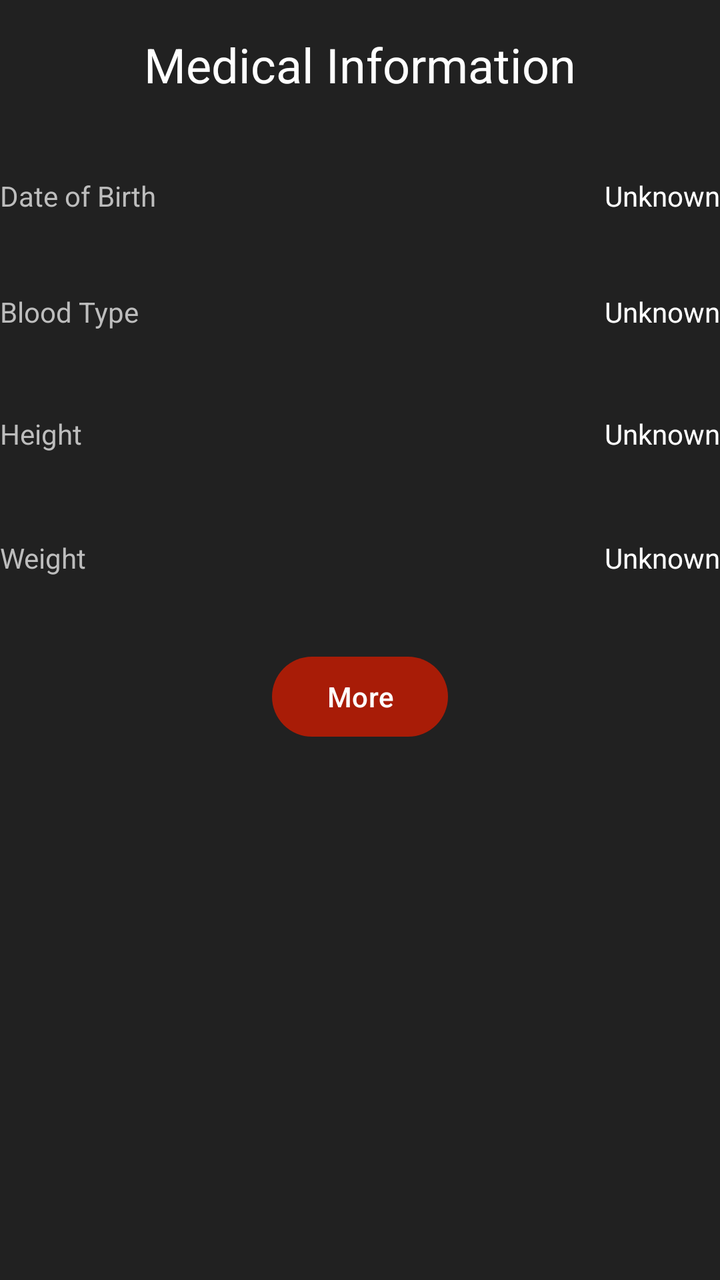
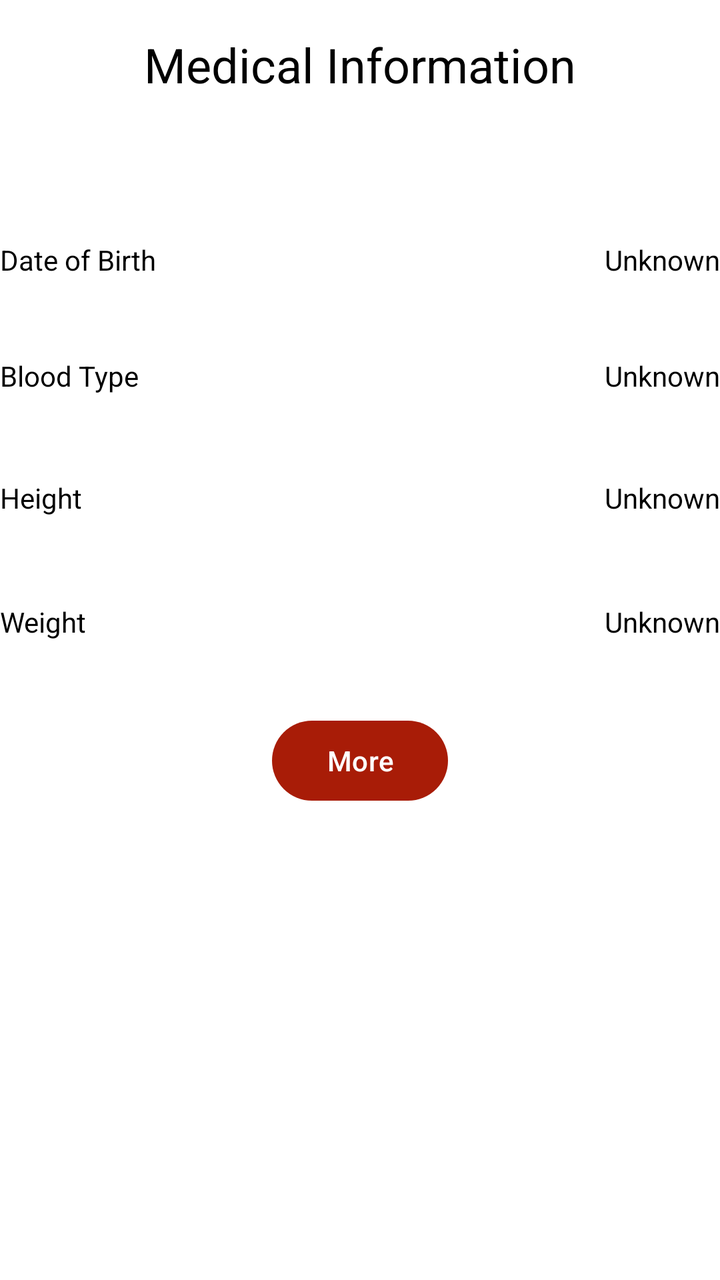

Screens rendered from an Android XML layout before and after an edit, with the pre-edit source and the edit as a unified diff.
<!-- AndroidManifest.xml: application theme Theme.SafetyNova -->
<!-- res/layout/activity_medical.xml -->
<?xml version="1.0" encoding="utf-8"?>
<androidx.constraintlayout.widget.ConstraintLayout
    xmlns:android="http://schemas.android.com/apk/res/android"
    xmlns:app="http://schemas.android.com/apk/res-auto"
    xmlns:tools="http://schemas.android.com/tools"
    android:layout_width="match_parent"
    android:layout_height="match_parent"
    android:background="#212121"
    tools:context=".Medical">

    
    <LinearLayout
        android:id="@+id/profile_section"
        android:layout_width="match_parent"
        android:layout_height="wrap_content"
        android:orientation="vertical"
        android:padding="16dp"
        app:layout_constraintTop_toTopOf="parent"
        app:layout_constraintStart_toStartOf="parent"
        app:layout_constraintEnd_toEndOf="parent">

        <TextView
            android:id="@+id/profileTitle"
            android:layout_width="wrap_content"
            android:layout_height="wrap_content"
            android:layout_gravity="center"
            android:text="Medical Information"
            android:textColor="#FFFFFF"
            android:textSize="24sp" />
    </LinearLayout>

    
    <LinearLayout
        android:layout_width="match_parent"
        android:layout_height="wrap_content"
        android:orientation="vertical"
        android:paddingTop="16dp"
        app:layout_constraintTop_toBottomOf="@id/profile_section"
        app:layout_constraintStart_toStartOf="parent"
        app:layout_constraintEnd_toEndOf="parent">

        
        <LinearLayout
            android:layout_width="match_parent"
            android:layout_height="58dp"
            android:clickable="true"
            android:focusable="true"
            android:paddingVertical="8dp">

            <TextView
                android:layout_width="345dp"
                android:layout_height="47dp"
                android:layout_weight="1"
                android:text="Date of Birth"
                android:textColor="#BDBDBD" />

            <TextView
                android:id="@+id/dob"
                android:layout_width="wrap_content"
                android:layout_height="wrap_content"
                android:text="Unknown"
                android:textColor="#FFFFFF" />
        </LinearLayout>

        
        <LinearLayout
            android:layout_width="match_parent"
            android:layout_height="wrap_content"
            android:paddingVertical="8dp"
            android:clickable="true"
            android:focusable="true">

            <TextView
                android:layout_width="0dp"
                android:layout_height="45dp"
                android:layout_weight="1"
                android:text="Blood Type"
                android:textColor="#BDBDBD" />

            <TextView
                android:id="@+id/blood_type"
                android:layout_width="wrap_content"
                android:layout_height="wrap_content"
                android:text="Unknown"
                android:textColor="#FFFFFF" />
        </LinearLayout>

        
        <LinearLayout
            android:layout_width="match_parent"
            android:layout_height="wrap_content"
            android:paddingVertical="8dp"
            android:clickable="true"
            android:focusable="true">

            <TextView
                android:layout_width="0dp"
                android:layout_height="46dp"
                android:layout_weight="1"
                android:text="Height"
                android:textColor="#BDBDBD" />

            <TextView
                android:id="@+id/height"
                android:layout_width="wrap_content"
                android:layout_height="wrap_content"
                android:text="Unknown"
                android:textColor="#FFFFFF" />
        </LinearLayout>

        
        <LinearLayout
            android:layout_width="match_parent"
            android:layout_height="wrap_content"
            android:paddingVertical="8dp"
            android:clickable="true"
            android:focusable="true">

            <TextView
                android:layout_width="0dp"
                android:layout_height="47dp"
                android:layout_weight="1"
                android:text="Weight"
                android:textColor="#BDBDBD" />

            <TextView
                android:id="@+id/weight"
                android:layout_width="wrap_content"
                android:layout_height="wrap_content"
                android:text="Unknown"
                android:textColor="#FFFFFF" />
        </LinearLayout>

        

        
        <Button
            android:id="@+id/moreButton"
            android:layout_width="wrap_content"
            android:layout_height="wrap_content"
            android:text="More"
            android:textColor="#FFFFFF"
            android:layout_gravity="center" />
    </LinearLayout>

    
    <LinearLayout
        android:id="@+id/extendedSection"
        android:layout_width="match_parent"
        android:layout_height="wrap_content"
        android:orientation="vertical"
        android:visibility="gone"
        android:paddingTop="16dp"
        app:layout_constraintTop_toBottomOf="@id/profile_section"
        app:layout_constraintStart_toStartOf="parent"
        app:layout_constraintEnd_toEndOf="parent">

        
        <LinearLayout
            android:layout_width="match_parent"
            android:layout_height="wrap_content"
            android:paddingVertical="8dp"
            android:clickable="true"
            android:focusable="true">

            <TextView
                android:layout_width="0dp"
                android:layout_height="wrap_content"
                android:layout_weight="1"
                android:text="Allergies"
                android:textColor="#BDBDBD" />

            <TextView
                android:id="@+id/allergies"
                android:layout_width="wrap_content"
                android:layout_height="wrap_content"
                android:text="Unknown"
                android:textColor="#FFFFFF" />
        </LinearLayout>

        <LinearLayout
            android:layout_width="match_parent"
            android:layout_height="wrap_content"
            android:paddingVertical="8dp"
            android:clickable="true"
            android:focusable="true">

            <TextView
                android:layout_width="0dp"
                android:layout_height="wrap_content"
                android:layout_weight="1"
                android:text="Pregnancy Status"
                android:textColor="#BDBDBD" />

            <TextView
                android:id="@+id/pregnancy_status"
                android:layout_width="wrap_content"
                android:layout_height="wrap_content"
                android:text="Unknown"
                android:textColor="#FFFFFF" />
        </LinearLayout>

        <LinearLayout
            android:layout_width="match_parent"
            android:layout_height="wrap_content"
            android:paddingVertical="8dp"
            android:clickable="true"
            android:focusable="true">

            <TextView
                android:layout_width="0dp"
                android:layout_height="wrap_content"
                android:layout_weight="1"
                android:text="Medications"
                android:textColor="#BDBDBD" />

            <TextView
                android:id="@+id/medications"
                android:layout_width="wrap_content"
                android:layout_height="wrap_content"
                android:text="Unknown"
                android:textColor="#FFFFFF" />
        </LinearLayout>

        <LinearLayout
            android:layout_width="match_parent"
            android:layout_height="wrap_content"
            android:paddingVertical="8dp"
            android:clickable="true"
            android:focusable="true">

            <TextView
                android:layout_width="0dp"
                android:layout_height="wrap_content"
                android:layout_weight="1"
                android:text="Address"
                android:textColor="#BDBDBD" />

            <TextView
                android:id="@+id/address"
                android:layout_width="wrap_content"
                android:layout_height="wrap_content"
                android:text="Unknown"
                android:textColor="#FFFFFF" />
        </LinearLayout>

        <LinearLayout
            android:layout_width="match_parent"
            android:layout_height="wrap_content"
            android:paddingVertical="8dp"
            android:clickable="true"
            android:focusable="true">

            <TextView
                android:layout_width="0dp"
                android:layout_height="wrap_content"
                android:layout_weight="1"
                android:text="Medical Notes"
                android:textColor="#BDBDBD" />

            <TextView
                android:id="@+id/medical_notes"
                android:layout_width="wrap_content"
                android:layout_height="wrap_content"
                android:text="Unknown"
                android:textColor="#FFFFFF" />
        </LinearLayout>

        <LinearLayout
            android:layout_width="match_parent"
            android:layout_height="wrap_content"
            android:paddingVertical="8dp"
            android:clickable="true"
            android:focusable="true">

            <TextView
                android:layout_width="0dp"
                android:layout_height="wrap_content"
                android:layout_weight="1"
                android:text="Organ Donor Status"
                android:textColor="#BDBDBD" />

            <TextView
                android:id="@+id/organ_donor"
                android:layout_width="wrap_content"
                android:layout_height="wrap_content"
                android:text="Unknown"
                android:textColor="#FFFFFF" />
        </LinearLayout>
    </LinearLayout>
</androidx.constraintlayout.widget.ConstraintLayout>
<!-- resources referenced by this layout -->
<resources>
  <style name="Theme.SafetyNova" parent="Base.Theme.SafetyNova" />
  <style name="Base.Theme.SafetyNova" parent="Theme.Material3.DayNight.NoActionBar">
          <item name="colorPrimary">@color/red</item>
          <item name="colorPrimaryContainer">@color/red</item>
      </style>
  <color name="red">#a81c07</color>
</resources>

<!-- the commit's change to res/layout/activity_medical.xml (unified diff, before → after) -->
@@ -5,7 +5,7 @@
     xmlns:tools="http://schemas.android.com/tools"
     android:layout_width="match_parent"
     android:layout_height="match_parent"
-    android:background="#212121"
+    android:background="#FFFFFF"
     tools:context=".Medical">
 
     
@@ -25,19 +25,23 @@
             android:layout_height="wrap_content"
             android:layout_gravity="center"
             android:text="Medical Information"
-            android:textColor="#FFFFFF"
+            android:textColor="@color/black"
             android:textSize="24sp" />
     </LinearLayout>
+
+    
 
     
     <LinearLayout
         android:layout_width="match_parent"
         android:layout_height="wrap_content"
+        android:layout_marginTop="32dp"
         android:orientation="vertical"
         android:paddingTop="16dp"
-        app:layout_constraintTop_toBottomOf="@id/profile_section"
+        app:layout_constraintEnd_toEndOf="parent"
+        app:layout_constraintHorizontal_bias="1.0"
         app:layout_constraintStart_toStartOf="parent"
-        app:layout_constraintEnd_toEndOf="parent">
+        app:layout_constraintTop_toBottomOf="@id/profile_section">
 
         
         <LinearLayout
@@ -52,83 +56,84 @@
                 android:layout_height="47dp"
                 android:layout_weight="1"
                 android:text="Date of Birth"
-                android:textColor="#BDBDBD" />
+
+                android:textColor="@color/black" />
 
             <TextView
                 android:id="@+id/dob"
                 android:layout_width="wrap_content"
                 android:layout_height="wrap_content"
                 android:text="Unknown"
-                android:textColor="#FFFFFF" />
-        </LinearLayout>
-
-        
-        <LinearLayout
-            android:layout_width="match_parent"
-            android:layout_height="wrap_content"
-            android:paddingVertical="8dp"
-            android:clickable="true"
-            android:focusable="true">
+                android:textColor="@color/black" />
+        </LinearLayout>
+
+        
+        <LinearLayout
+            android:layout_width="match_parent"
+            android:layout_height="wrap_content"
+            android:clickable="true"
+            android:focusable="true"
+            android:paddingVertical="8dp">
 
             <TextView
                 android:layout_width="0dp"
                 android:layout_height="45dp"
                 android:layout_weight="1"
                 android:text="Blood Type"
-                android:textColor="#BDBDBD" />
+                android:textColor="@color/black" />
 
             <TextView
                 android:id="@+id/blood_type"
                 android:layout_width="wrap_content"
                 android:layout_height="wrap_content"
                 android:text="Unknown"
-                android:textColor="#FFFFFF" />
-        </LinearLayout>
-
-        
-        <LinearLayout
-            android:layout_width="match_parent"
-            android:layout_height="wrap_content"
-            android:paddingVertical="8dp"
-            android:clickable="true"
-            android:focusable="true">
+                android:textColor="@color/black" />
+        </LinearLayout>
+
+        
+        <LinearLayout
+            android:layout_width="match_parent"
+            android:layout_height="wrap_content"
+            android:clickable="true"
+            android:focusable="true"
+            android:paddingVertical="8dp">
 
             <TextView
                 android:layout_width="0dp"
                 android:layout_height="46dp"
                 android:layout_weight="1"
                 android:text="Height"
-                android:textColor="#BDBDBD" />
+                android:textColor="@color/black" />
 
             <TextView
                 android:id="@+id/height"
                 android:layout_width="wrap_content"
                 android:layout_height="wrap_content"
                 android:text="Unknown"
-                android:textColor="#FFFFFF" />
-        </LinearLayout>
-
-        
-        <LinearLayout
-            android:layout_width="match_parent"
-            android:layout_height="wrap_content"
-            android:paddingVertical="8dp"
-            android:clickable="true"
-            android:focusable="true">
+                android:textColor="@color/black" />
+        </LinearLayout>
+
+        
+        <LinearLayout
+            android:layout_width="match_parent"
+            android:layout_height="wrap_content"
+            android:clickable="true"
+            android:focusable="true"
+            android:paddingVertical="8dp">
 
             <TextView
                 android:layout_width="0dp"
                 android:layout_height="47dp"
                 android:layout_weight="1"
                 android:text="Weight"
-                android:textColor="#BDBDBD" />
+                android:textColor="@color/black" />
 
             <TextView
                 android:id="@+id/weight"
                 android:layout_width="wrap_content"
                 android:layout_height="wrap_content"
                 android:text="Unknown"
-                android:textColor="#FFFFFF" />
+                android:textColor="@color/black" />
         </LinearLayout>
 
         
@@ -138,12 +143,11 @@
             android:id="@+id/moreButton"
             android:layout_width="wrap_content"
             android:layout_height="wrap_content"
+            android:layout_gravity="center"
             android:text="More"
-            android:textColor="#FFFFFF"
-            android:layout_gravity="center" />
+            android:textColor="#FFFFFF" />
     </LinearLayout>
 
-    
     <LinearLayout
         android:id="@+id/extendedSection"
         android:layout_width="match_parent"
<!-- resource entries referenced after the edit -->
@@ -1,5 +1,6 @@
 <!-- resources referenced by this layout -->
 <resources>
+  <color name="black">#FF000000</color>
   <style name="Theme.SafetyNova" parent="Base.Theme.SafetyNova" />
   <style name="Base.Theme.SafetyNova" parent="Theme.Material3.DayNight.NoActionBar">
           <item name="colorPrimary">@color/red</item>
